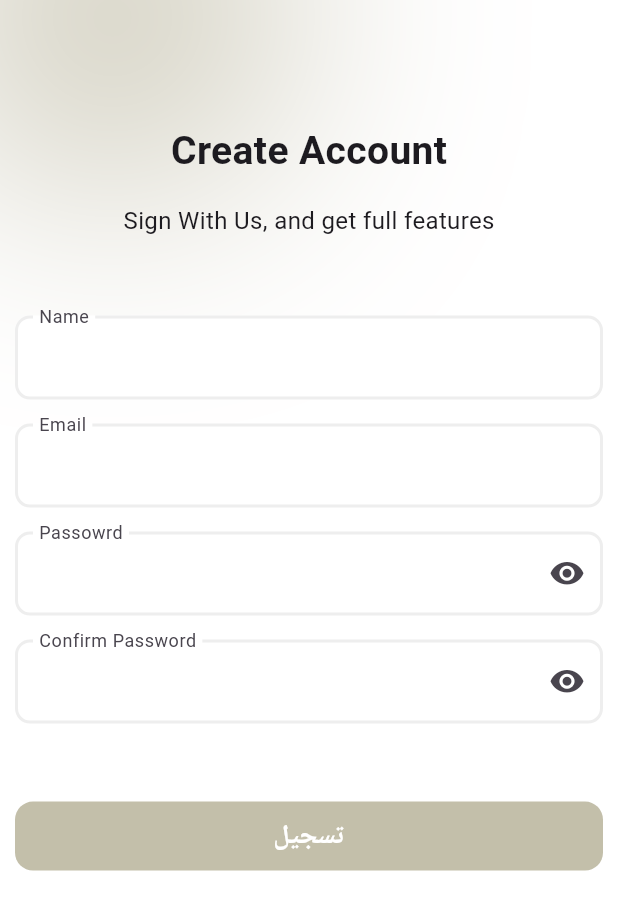
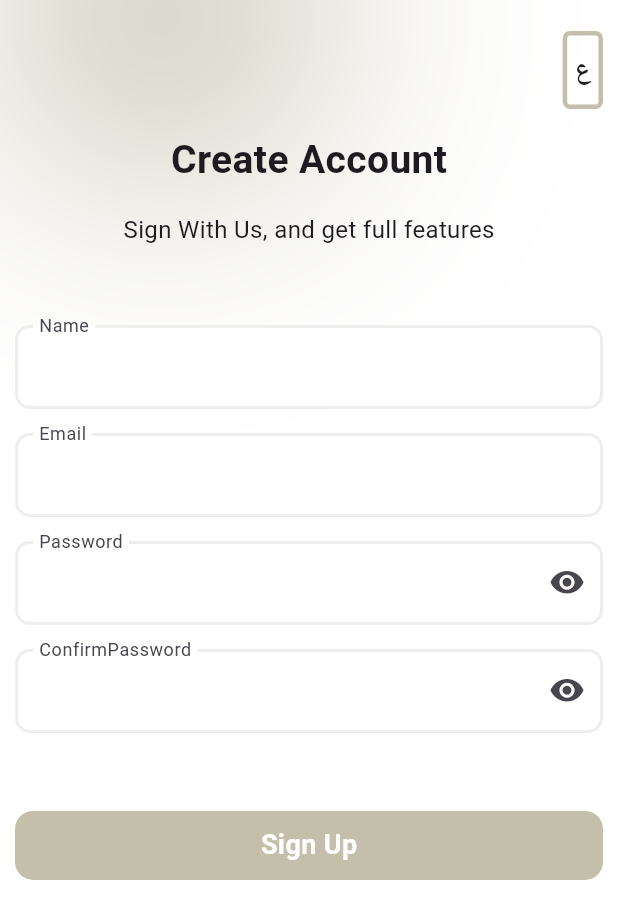
Before and after one commit to mahmoudSobhiAwad/shopify, a Flutter app: the screen it shows after launch, on a phone screen of 412 x 824 dp. Shown: the top 919 px of the screen. Run offline on Flutter 3.47's test engine with Material 3 defaults, Android fonts, the phone set to English and light mode, and no system bars; our stand-ins replace easy_localization.

Commit message:
add localiztion ar and en for app

```diff
--- /dev/null
+++ b/lib/core/widgets/chang_lang_button.dart
@@ -0,0 +1,33 @@
+import 'package:easy_localization/easy_localization.dart';
+import 'package:flutter/material.dart';
+import 'package:shopify/core/app_colors.dart';
+import 'package:shopify/core/font_styles.dart';
+
+class ChangeLangButton extends StatelessWidget {
+  const ChangeLangButton({
+    super.key,
+  });
+
+  @override
+  Widget build(BuildContext context) {
+    return InkWell(
+      onTap: () {
+        // check which lang we use to switch between them
+        if (context.locale == const Locale('en', 'US')) {
+          context.setLocale(const Locale("ar", "EG"));
+        } else {
+          context.setLocale(const Locale("en", "US"));
+        }
+      },
+      child: Container(
+          padding: const EdgeInsets.symmetric(vertical: 10, horizontal: 5),
+          decoration: BoxDecoration(
+              border: Border.all(color: AppColors.peige, width: 3),
+              borderRadius: const BorderRadius.all(Radius.circular(5))),
+          child: Text(
+            context.tr('lang'),
+            style: AppFontStyles.bold18(context),
+          )),
+    );
+  }
+}
--- a/lib/features/home/presentation/widgets/product_details_item.dart
+++ b/lib/features/home/presentation/widgets/product_details_item.dart
@@ -1,3 +1,4 @@
+import 'package:easy_localization/easy_localization.dart';
 import 'package:flutter/material.dart';
 import 'package:shopify/core/extentions.dart';
 import 'package:shopify/core/font_styles.dart';
@@ -33,8 +34,8 @@ class ProductDetailsItem extends StatelessWidget {
               showCustomSnackBar(
                   context,
                   productModel.proudctStatus
-                      ? "new item added to cart"
-                      : "item removed from cart");
+                      ? context.tr("snackBarAdd")
+                      : context.tr("snackBarRemove"));
             },
             icon: Icon(
               productModel.proudctStatus
--- a/lib/features/sign_up/presentation/widgets/bg_layer.dart
+++ b/lib/features/sign_up/presentation/widgets/bg_layer.dart
@@ -11,7 +11,6 @@ class BackGroundBlurLayer extends StatelessWidget {
     // according to ui on figma i adjust that positioned
     return Positioned(
       top: -99,
-      left: -33,
       child: Container(
         //aslo set diemnssion according to design
         height: 216,
--- a/lib/features/sign_up/presentation/widgets/confirm_password.dart
+++ b/lib/features/sign_up/presentation/widgets/confirm_password.dart
@@ -1,3 +1,4 @@
+import 'package:easy_localization/easy_localization.dart';
 import 'package:flutter/material.dart';
 import 'package:shopify/core/widgets/custom_text_form_field.dart';
 
@@ -22,7 +23,7 @@ class ConfirmPasswordField extends StatelessWidget {
         }
       },
       isObeseureText: enableConfirmPassword,
-      label: "Confirm Password",
+      label: context.tr('confirmPass'),
       maxLine: 1,
       // using obesucre changing visibilty to show or hide  confirm password
       suffixWidget: IconButton(
--- a/lib/features/sign_up/presentation/widgets/email_field.dart
+++ b/lib/features/sign_up/presentation/widgets/email_field.dart
@@ -1,3 +1,4 @@
+import 'package:easy_localization/easy_localization.dart';
 import 'package:flutter/material.dart';
 import 'package:shopify/core/app_colors.dart';
 import 'package:shopify/core/widgets/custom_text_form_field.dart';
@@ -18,7 +19,7 @@ class EmailTextFormField extends StatelessWidget {
           return "email  must contain @ !";
         }
       },
-      label: "Email",
+      label: context.tr('email'),
       textInputType: TextInputType.emailAddress,
       borderColor: AppColors.veryLightGray,
       maxLine: 1,
--- a/lib/features/sign_up/presentation/widgets/name_field.dart
+++ b/lib/features/sign_up/presentation/widgets/name_field.dart
@@ -1,3 +1,4 @@
+import 'package:easy_localization/easy_localization.dart';
 import 'package:flutter/material.dart';
 import 'package:shopify/core/widgets/custom_text_form_field.dart';
 
@@ -19,7 +20,7 @@ class NameTextFormField extends StatelessWidget {
           return " the first in character name must be capital !";
         }
       },
-      labelWidget: const Text("Name"),
+      label:  context.tr('name'),
       maxLine: 1,
     );
   }
--- a/lib/features/sign_up/presentation/widgets/password_field.dart
+++ b/lib/features/sign_up/presentation/widgets/password_field.dart
@@ -1,3 +1,4 @@
+import 'package:easy_localization/easy_localization.dart';
 import 'package:flutter/material.dart';
 import 'package:shopify/core/widgets/custom_text_form_field.dart';
 
@@ -25,7 +26,7 @@ class PassworkFromField extends StatelessWidget {
       },
       controller: passwordController,
       isObeseureText: enablePassword,
-      label: "Passowrd",
+      label:context.tr('password'),
       maxLine: 1,
       // using obesucre changing visibilty to show or hide password
       suffixWidget: IconButton(
--- a/lib/features/sign_up/presentation/widgets/sign_up_button.dart
+++ b/lib/features/sign_up/presentation/widgets/sign_up_button.dart
@@ -1,3 +1,4 @@
+import 'package:easy_localization/easy_localization.dart';
 import 'package:flutter/material.dart';
 import 'package:shopify/core/app_colors.dart';
 import 'package:shopify/core/font_styles.dart';
@@ -16,7 +17,7 @@ class SignUpButton extends StatelessWidget {
   Widget build(BuildContext context) {
     return CustomPushContainerButton(
       padding: const EdgeInsets.symmetric(horizontal: 20, vertical: 10),
-      pushButtomText: "تسجيل",
+      pushButtomText: context.tr('signUp'),
       onTap: () {
         // using at end the validation of all validation method in form widget
         if (formKey.currentState!.validate()) {
--- a/lib/features/sign_up/presentation/widgets/sign_up_form.dart
+++ b/lib/features/sign_up/presentation/widgets/sign_up_form.dart
@@ -1,6 +1,8 @@
+import 'package:easy_localization/easy_localization.dart';
 import 'package:flutter/material.dart';
 import 'package:shopify/core/extentions.dart';
 import 'package:shopify/core/font_styles.dart';
+import 'package:shopify/core/widgets/chang_lang_button.dart';
 import 'package:shopify/features/sign_up/presentation/widgets/confirm_password.dart';
 import 'package:shopify/features/sign_up/presentation/widgets/email_field.dart';
 import 'package:shopify/features/sign_up/presentation/widgets/name_field.dart';
@@ -29,21 +31,26 @@ class _FormSignUpState extends State<FormSignUp> {
     return SingleChildScrollView(
       // add some padding around form
       padding: EdgeInsets.only(
-          top: context.screenHeight * 0.1, left: 10, right: 10, bottom: 20),
+          top: context.screenHeight * 0.025, left: 10, right: 10, bottom: 20),
       child: Form(
         key: formKey,
         child: Column(
           // new in flutter to add spacing between each widget instead of boring sized box between each
           spacing: 16,
           children: [
+            // add lang button to toggle between langs
+            const Align(
+              alignment: AlignmentDirectional.topEnd,
+              child: ChangeLangButton(),
+            ),
             // header text
             Text(
-              "Create Account",
+              context.tr('createAccTitle'),
               style: AppFontStyles.bold26(context),
             ),
             //secondary text
             Text(
-              "Sign With Us, and get full features",
+              context.tr('createAccSubTitle'),
               style: AppFontStyles.regular16(context),
             ),
             const SizedBox(
--- a/lib/features/sign_up/presentation/widgets/success_dialog.dart
+++ b/lib/features/sign_up/presentation/widgets/success_dialog.dart
@@ -1,3 +1,4 @@
+import 'package:easy_localization/easy_localization.dart';
 import 'package:flutter/material.dart';
 import 'package:shopify/core/app_colors.dart';
 import 'package:shopify/core/extentions.dart';
@@ -42,7 +43,7 @@ Future<dynamic> showSuccessDialog(BuildContext context) {
               size: 50,
             ),
             Text(
-              "Welcom To Shopify",
+              context.tr('welcomMessage'),
               style: AppFontStyles.logoBold24(context),
             ),
           ],
```
Also changed, not shown: asset/langs/ar-EG.json (added, +15 -0 lines), asset/langs/en-US.json (added, +15 -0 lines), lib/features/home/presentation/widgets/custom_app_bar.dart (+16 -16 lines), lib/features/home/presentation/widgets/home_body.dart (+7 -4 lines), lib/main.dart (+21 -2 lines), pubspec.yaml (+4 -16 lines), lib/features/sign_up/presentation/sign_up_view.dart (line endings or trailing spaces), pubspec.lock, 4 other files.
